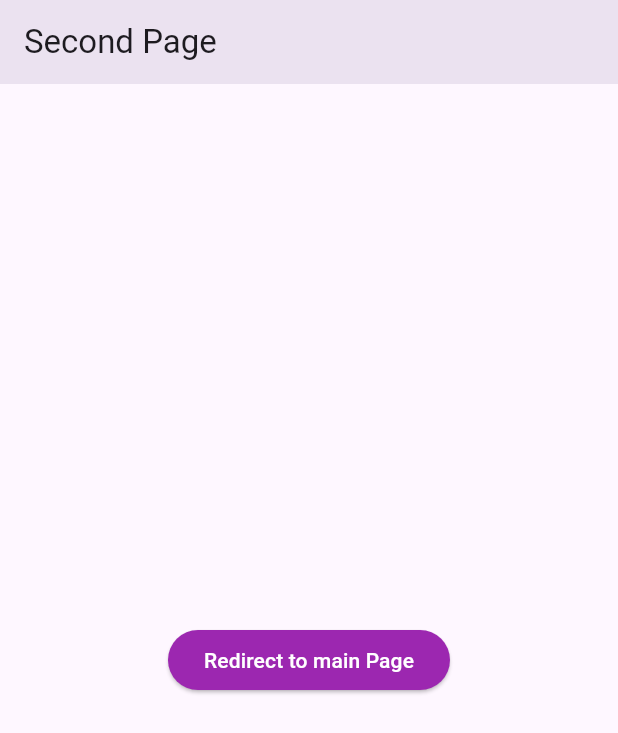
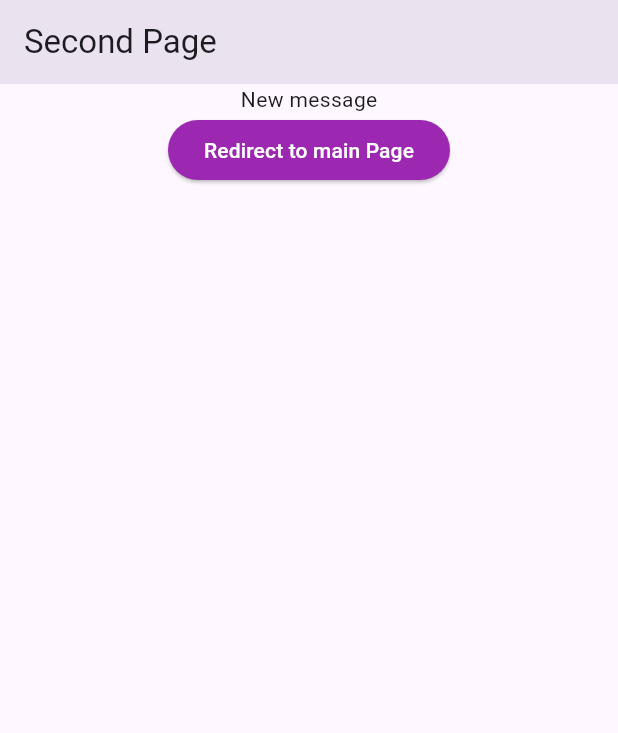
Before and after one commit to minhtetnaing117/go_routers, a Flutter app: the SecondPage screen opened by its route, on a phone screen of 412 x 824 dp. Shown: the top 733 px of the screen. Run offline on Flutter 3.47's test engine with Material 3 defaults, Android fonts, the phone set to English and light mode, and no system bars; our stand-ins replace go_router.

Commit message:
sepreate file for route.Then, data send between two pages.

```diff
--- a/lib/pages/app_router.dart
+++ b/lib/pages/app_router.dart
@@ -26,7 +26,10 @@ final GoRouter appRouter = GoRouter(
     GoRoute(
       path: '/secondPage',
       name: 'secondPage',
-      builder: (context, state) => const SecondPage(),
+      builder: (context, state) {
+        final message = state.extra as String? ?? 'New message';
+        return SecondPage(message: message);
+      },
     ),
     GoRoute(
       path: '/mainPage',
--- a/lib/pages/details_page.dart
+++ b/lib/pages/details_page.dart
@@ -36,7 +36,7 @@ class DetailsPage extends StatelessWidget {
                   foregroundColor: Colors.white
               ),
               onPressed: () {
-                context.goNamed('secondPage');
+                context.goNamed('secondPage', extra: 'Message to Second Page');
                 // Navigator.pop(context, "Learning is key");
               },
               child: Text("Get back to Second page"),
--- a/lib/pages/second_page.dart
+++ b/lib/pages/second_page.dart
@@ -2,7 +2,11 @@ import 'package:flutter/material.dart';
 import 'package:go_router/go_router.dart';
 
 class SecondPage extends StatelessWidget {
-  const SecondPage({Key? key}) : super(key: key);
+  final String message;
+  const SecondPage({
+    Key? key,
+    this.message = "New message"
+  }) : super(key: key);
 
   @override
   Widget build(BuildContext context) {
@@ -11,7 +15,10 @@ class SecondPage extends StatelessWidget {
         title: const Text("Second Page"),
         elevation: 10,
       ),
-      body: Center(
+      body: Column(
+        children: [
+          Center(child: Text(message)),
+          Center(
             child: ElevatedButton(
               style: ElevatedButton.styleFrom(
                   backgroundColor: Colors.purple,
@@ -23,6 +30,9 @@ class SecondPage extends StatelessWidget {
               child: const Text("Redirect to main Page"),
             ),
           ),
+        ],
+
+      ),
     );
   }
 }
```
Lines whose indentation alone changed are shown as unchanged.
